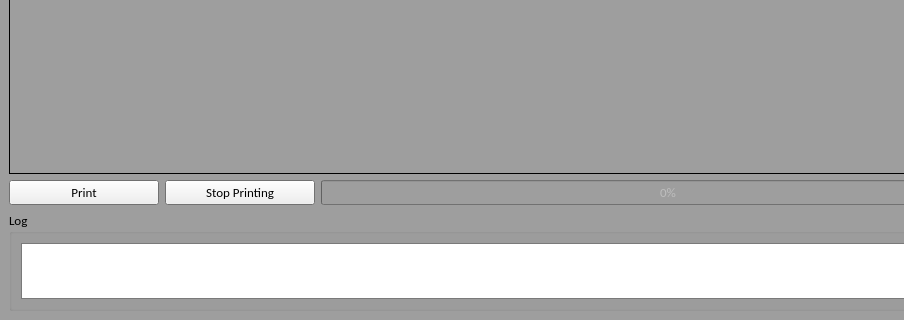
wrekr/3dlp-host-software, file 3dlp.ui: the form before one commit; both pictures show x 0 to 904 and y 448 to 768 of the 1024 by 768 pixel window.
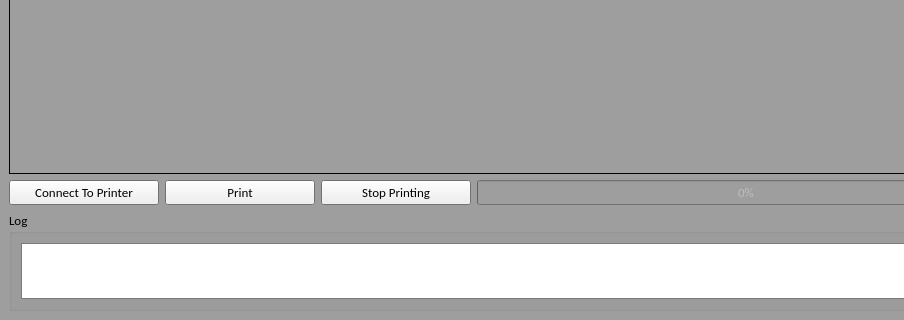
The form after the commit. Icons and pictures are not drawn.

Diff of the .ui file:
```diff
--- a/3dlp.ui
+++ b/3dlp.ui
@@ -140,6 +140,29 @@
          <layout class="QVBoxLayout" name="verticalLayout">
           <item>
            <layout class="QHBoxLayout" name="horizontalLayout">
+            <item>
+             <widget class="QPushButton" name="pushButton">
+              <property name="minimumSize">
+               <size>
+                <width>150</width>
+                <height>0</height>
+               </size>
+              </property>
+              <property name="text">
+               <string>Connect To Printer</string>
+              </property>
+              <property name="icon">
+               <iconset resource="resource.qrc">
+                <normaloff>:/Icons/icons/lightbulb.png</normaloff>:/Icons/icons/lightbulb.png</iconset>
+              </property>
+              <property name="iconSize">
+               <size>
+                <width>24</width>
+                <height>24</height>
+               </size>
+              </property>
+             </widget>
+            </item>
             <item>
              <widget class="QPushButton" name="pushButton_5">
               <property name="minimumSize">
```
Left out of the diff: 12 changed lines with no effect on the pictures.
